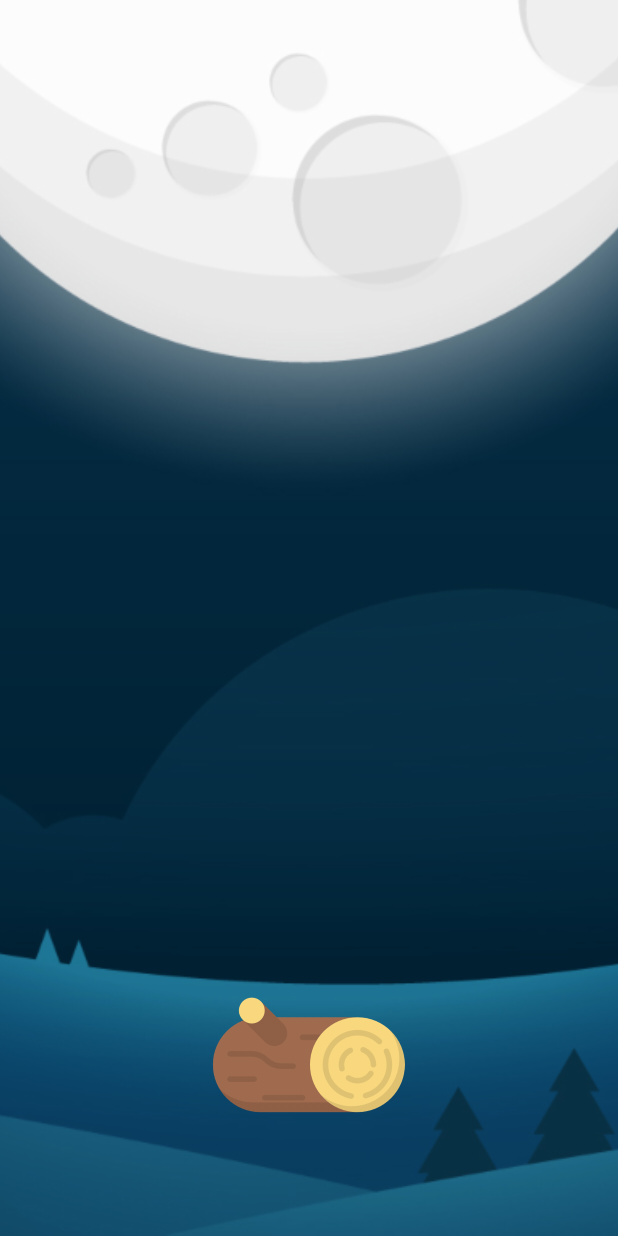
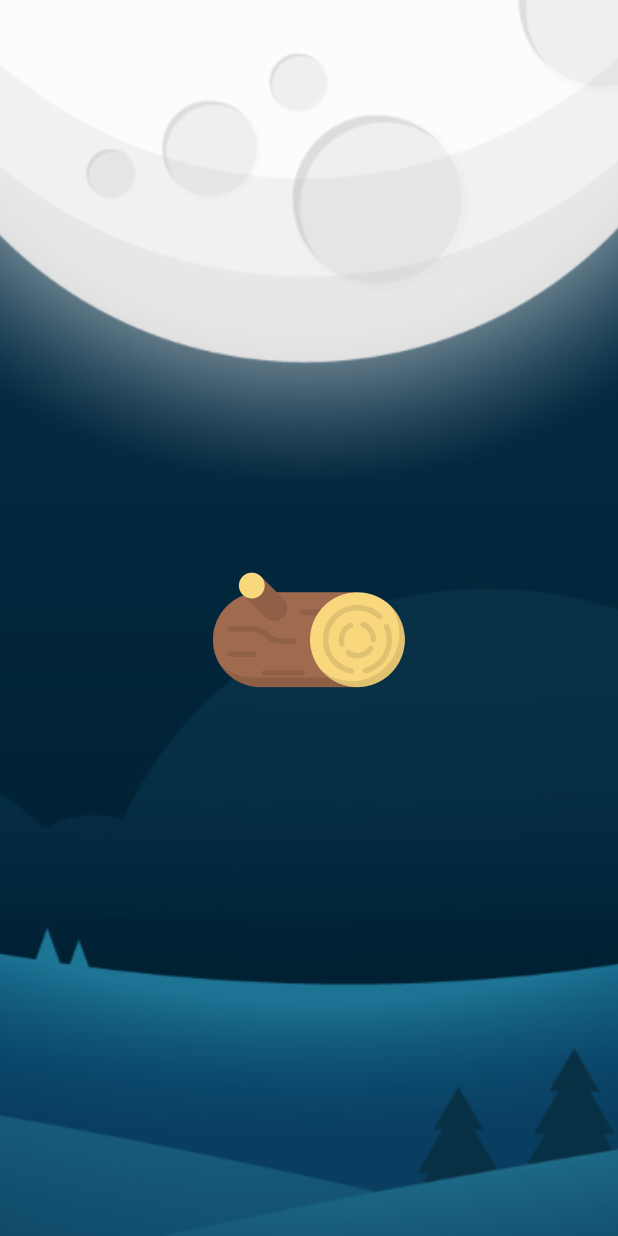
Before and after one commit to Adphi/WinStateHack, an Android app: the FireActivity screen opened directly, with no data from a screen before it, on a phone screen of 412 x 824 dp. Run offline under Robolectric (Android 15) with nearby library versions, the phone set to English and light mode, and no system bars; our stand-ins replace Firebase (no records; nobody signed in at launch, a user with empty details on screens opened directly); 2 statements that could not run were skipped.

Commit message:
moved up fire

```diff
--- a/app/src/main/res/layout/activity_fire.xml
+++ b/app/src/main/res/layout/activity_fire.xml
@@ -74,6 +74,6 @@
         android:layout_width="wrap_content"
         android:layout_height="wrap_content"
         android:orientation="horizontal"
-        app:layout_constraintGuide_end="121dp"/>
+        app:layout_constraintGuide_begin="420dp"/>
 
 </android.support.constraint.ConstraintLayout>
```
